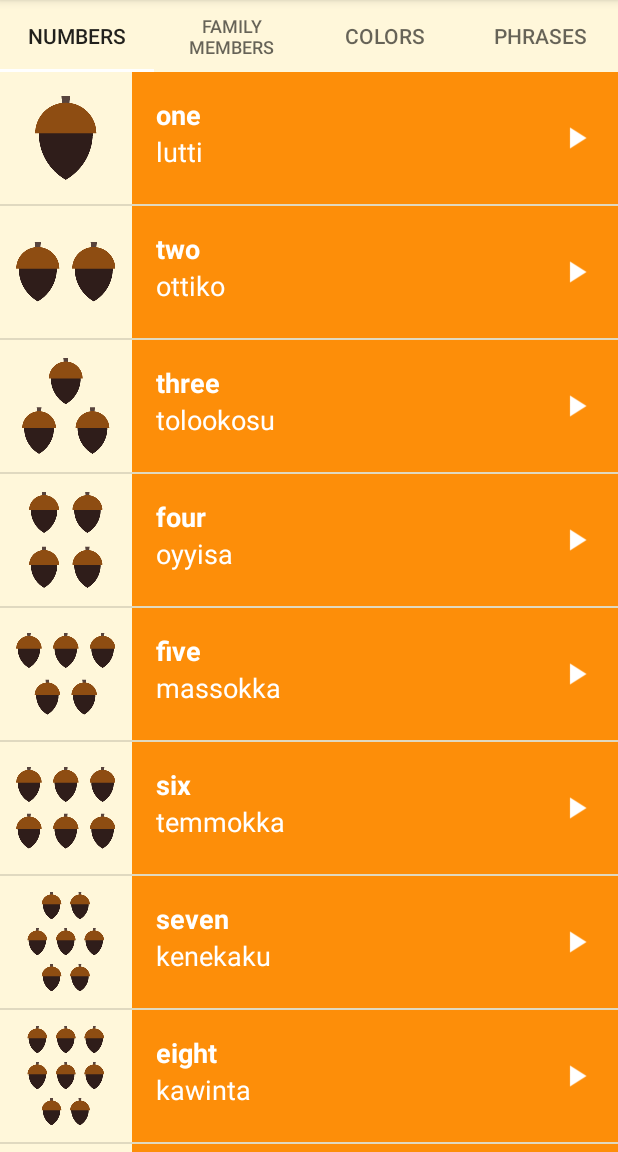
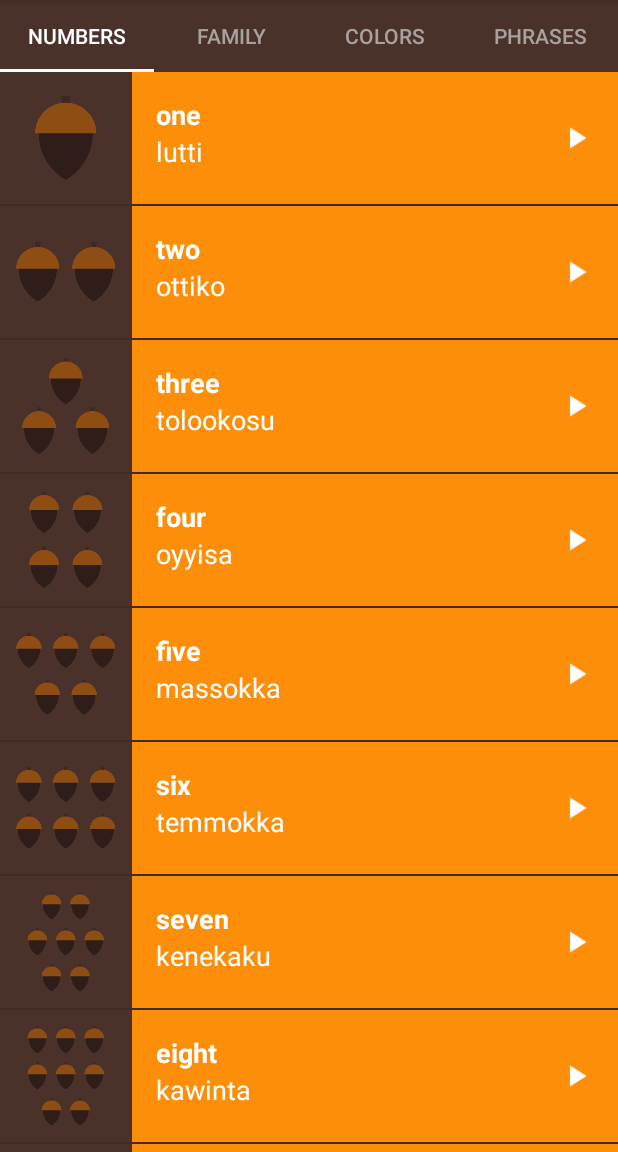
Before and after one commit to thehme/Miwok-Language-v2, an Android app: the screen it shows after launch (MainActivity), on a phone screen of 412 x 824 dp, the part 84-1236 px from its top. Run offline under Robolectric (Android 15) with nearby library versions, the phone set to English and light mode, and no system bars.

Commit message:
added tabs text and style

```diff
--- a/app/src/main/res/layout/activity_main.xml
+++ b/app/src/main/res/layout/activity_main.xml
@@ -19,7 +19,7 @@
     xmlns:tools="http://schemas.android.com/tools"
     android:layout_width="match_parent"
     android:layout_height="match_parent"
-    android:background="@color/tan_background"
+    android:background="@color/primary_color"
     android:orientation="vertical"
     tools:context="com.example.android.miwok.MainActivity">
 
@@ -27,10 +27,7 @@
         style="@style/MyCustomTabLayout"
         android:id="@+id/sliding_tabs"
         android:layout_width="match_parent"
-        android:layout_height="wrap_content"
-        app:tabMaxWidth="0dp"
-        app:tabGravity="fill"
-        app:tabMode="fixed" />
+        android:layout_height="wrap_content" />
 
     <android.support.v4.view.ViewPager
         android:id="@+id/viewpager"
--- a/app/src/main/res/values/strings.xml
+++ b/app/src/main/res/values/strings.xml
@@ -26,7 +26,7 @@
     <string name="category_numbers">Numbers</string>
 
     <!-- Category name for the vocabulary words for family members [CHAR LIMIT=20] -->
-    <string name="category_family">Family Members</string>
+    <string name="category_family">Family</string>
 
     <!-- TODO: Remove or change this placeholder text -->
     <string name="hello_blank_fragment">Hello blank fragment</string>
--- a/app/src/main/res/values/styles.xml
+++ b/app/src/main/res/values/styles.xml
@@ -41,8 +41,12 @@
         <item name="android:textColor">@android:color/white</item>
         <item name="android:textSize">18sp</item>
     </style>
+    <style name="CategoryTabTextAppearance" parent="TextAppearance.Design.Tab">
+        <item name="android:textColor">#A8A19E</item>
+    </style>
     <style name="MyCustomTabLayout" parent="Widget.Design.TabLayout">
-        <item name="tabIndicatorColor">#FFFF</item>
-        <item name="android:textColor">#0000</item>
+        <item name="tabIndicatorColor">@android:color/white</item>
+        <item name="tabSelectedTextColor">@android:color/white</item>
+        <item name="tabTextAppearance">@style/CategoryTabTextAppearance</item>
     </style>
 </resources>
```
